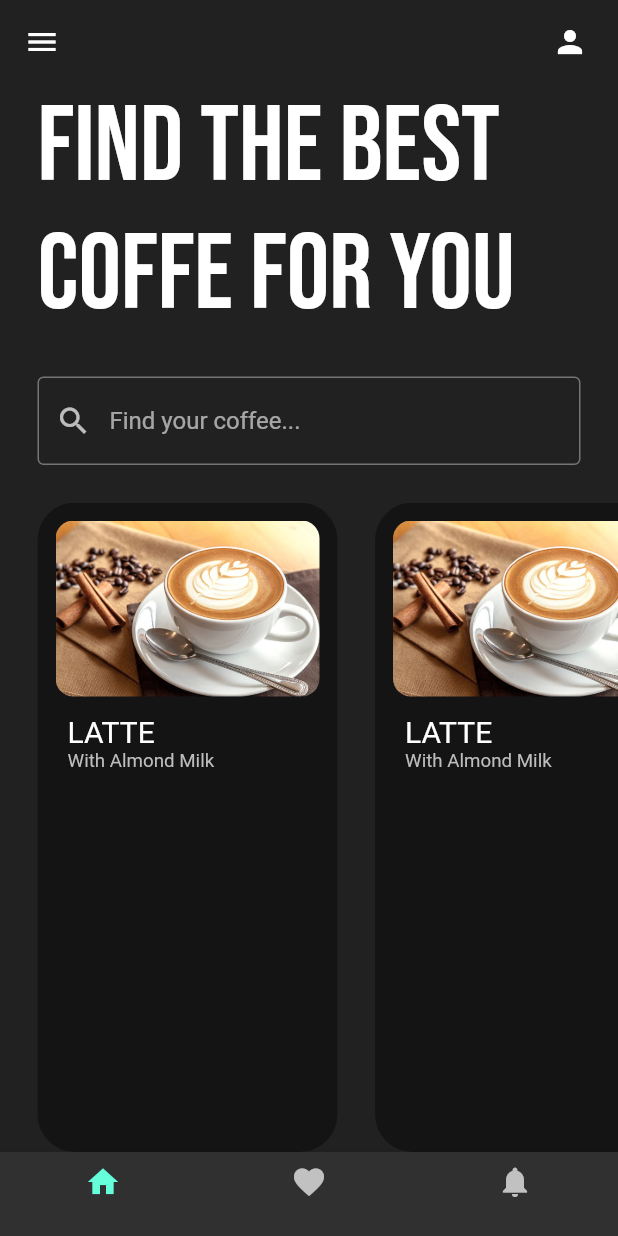
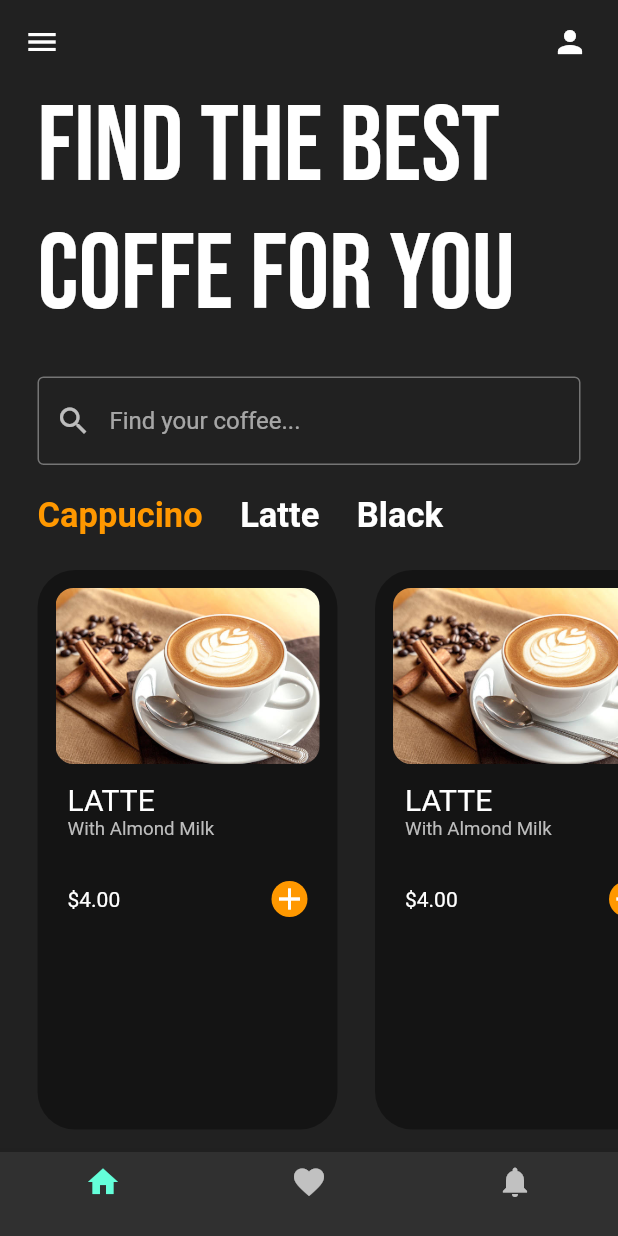
Before and after one commit to YusufErem/CoffeeAppUI, a Flutter app: the screen it shows after launch, on a phone screen of 412 x 824 dp. Run offline on Flutter 3.47's test engine with Material 2 defaults, Android fonts, the phone set to English and light mode, and no system bars; our stand-ins replace google_fonts.

Commit message:
Coffee Types and Colors

```diff
--- a/lib/pages/home_page.dart
+++ b/lib/pages/home_page.dart
@@ -2,6 +2,7 @@
 
 import 'package:flutter/material.dart';
 import 'package:flutter_application_1/util/coffe_tile.dart';
+import 'package:flutter_application_1/util/coffe_type.dart';
 import 'package:google_fonts/google_fonts.dart';
 
 class HomePage extends StatefulWidget {
@@ -69,8 +70,34 @@ class _HomePageState extends State<HomePage> {
               ),
             ),
             SizedBox(
-              height: 25,
+              height: 20,
             ),
+            //
+            //listview coffee types
+            Container(
+              height: 30,
+              child: ListView(
+                scrollDirection: Axis.horizontal,
+                children: [
+                  CoffeeType(
+                    coffeeType: "Cappucino",
+                    isSelected: true,
+                  ),
+                  CoffeeType(
+                    coffeeType: "Latte",
+                    isSelected: false,
+                  ),
+                  CoffeeType(
+                    coffeeType: "Black",
+                    isSelected: false,
+                  )
+                ],
+              ),
+            ),
+            SizedBox(
+              height: 20,
+            ),
+
             //search bar
             Expanded(
               child: ListView(
@@ -80,7 +107,11 @@ class _HomePageState extends State<HomePage> {
                   CoffeeTile(),
                   CoffeeTile(),
                 ],
-            ))
+              ),
+            ),
+            SizedBox(
+              height: 15,
+            ),
           ],
         ));
   }
--- a/lib/util/coffe_tile.dart
+++ b/lib/util/coffe_tile.dart
@@ -6,9 +6,11 @@ class CoffeeTile extends StatelessWidget {
   @override
   Widget build(BuildContext context) {
     return Padding(
-      padding: const EdgeInsets.only(left: 25.0),
+      padding: const EdgeInsets.only(
+        left: 25.0,
+      ),
       child: Container(
-          padding: EdgeInsets.all(12),
+        padding: const EdgeInsets.all(12),
         width: 200,
         decoration: BoxDecoration(
           borderRadius: BorderRadius.circular(25),
@@ -23,8 +25,7 @@ class CoffeeTile extends StatelessWidget {
 
             //coffee name
             Padding(
-                padding:
-                    const EdgeInsets.symmetric(vertical: 12, horizontal: 8),
+              padding: const EdgeInsets.symmetric(vertical: 12, horizontal: 8),
               child: Column(
                 crossAxisAlignment: CrossAxisAlignment.start,
                 children: [
@@ -35,12 +36,30 @@ class CoffeeTile extends StatelessWidget {
                   ),
                   const SizedBox(
                     height: 4,
-                    )
+                  ),
+                ],
+              ),
+            ),
+            //price
+            Padding(
+              padding: const EdgeInsets.symmetric(vertical: 12, horizontal: 8),
+              child: Row(
+                mainAxisAlignment: MainAxisAlignment.spaceBetween,
+                children: [
+                  const Text('\$4.00'),
+                  Container(
+                    decoration: BoxDecoration(
+                      borderRadius: BorderRadius.circular(15),
+                      color: Colors.orange,
+                    ),
+                    child: Icon(Icons.add),
+                  ),
                 ],
               ),
             ),
           ],
-          )),
+        ),
+      ),
     );
   }
 }
--- /dev/null
+++ b/lib/util/coffe_type.dart
@@ -0,0 +1,26 @@
+import 'package:flutter/material.dart';
+
+class CoffeeType extends StatelessWidget {
+  final String coffeeType;
+  final bool isSelected;
+
+  CoffeeType({
+    required this.isSelected,
+    required this.coffeeType,
+  });
+
+  @override
+  Widget build(BuildContext context) {
+    return Padding(
+      padding: const EdgeInsets.only(left: 25),
+      child: Text(
+        coffeeType,
+        style: TextStyle(
+          fontSize: 23,
+          fontWeight: FontWeight.bold,
+          color: isSelected ? Colors.orange : Colors.white,
+        ),
+      ),
+    );
+  }
+}
```
Lines whose indentation alone changed are shown as unchanged.
